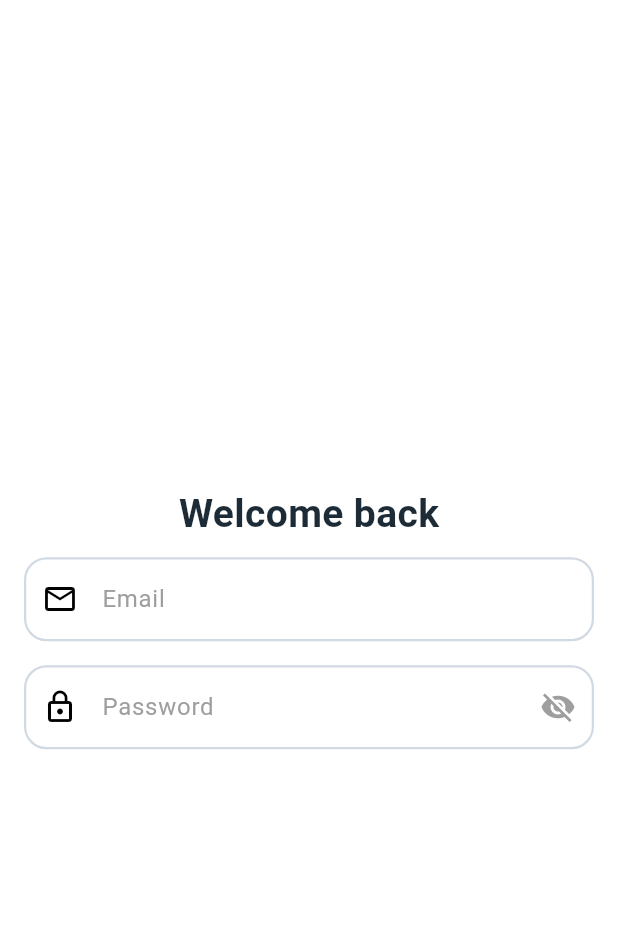
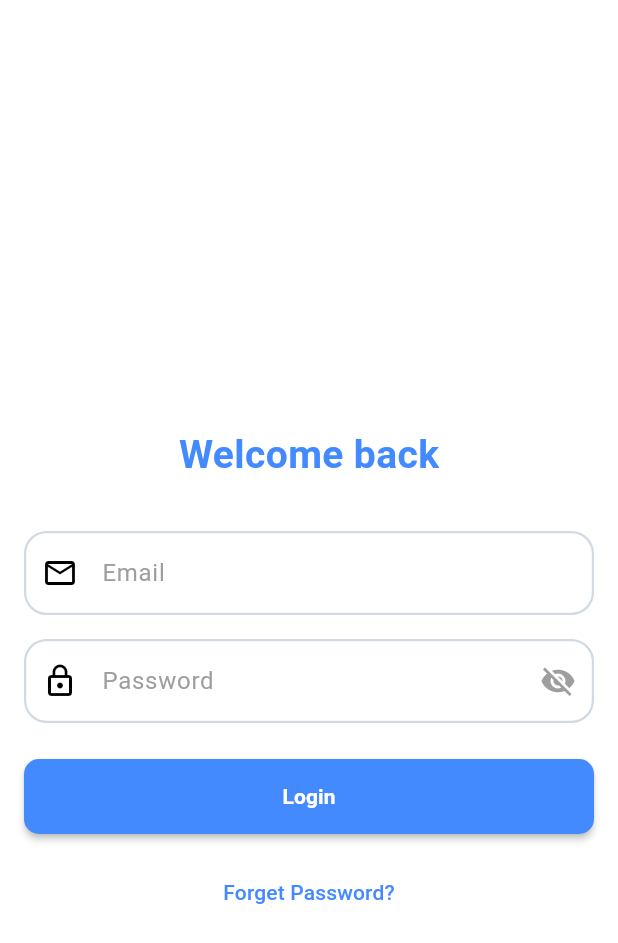
Before and after one commit to mhussien1102/learn_managment1, a Flutter app: the screen it shows after launch, after a tap on "Get Started", on a phone screen of 412 x 824 dp. Shown: the top 943 px of the screen. Run offline on Flutter 3.47's test engine with Material 3 defaults, Android fonts, the phone set to English and light mode, and no system bars.

Commit message:
finish UI in the Login screen

```diff
--- a/lib/feature/Auth/login_screen.dart
+++ b/lib/feature/Auth/login_screen.dart
@@ -8,21 +8,21 @@ class LoginScreen extends StatelessWidget {
   Widget build(BuildContext context) {
     return Scaffold(
       backgroundColor: Colors.white,
-      body: Center(
-        child: Padding(
+      body: Padding(
         padding: const EdgeInsets.symmetric(horizontal: 16.0),
         child: Column(
           mainAxisAlignment: MainAxisAlignment.center,
           children: [
+            SizedBox(height: 80),
             Text(
               "Welcome back",
               style: TextStyle(
                 fontSize: 26,
                 fontWeight: FontWeight.bold,
-                  color: Color(0xFF1C2B36),
+                color: Colors.blueAccent,
               ),
             ),
-              SizedBox(height: 10),
+            SizedBox(height: 32),
             CustomTextFiled(
               hintText: 'Email',
               prefixIcon: Icons.email_outlined,
@@ -35,8 +35,35 @@ class LoginScreen extends StatelessWidget {
               prefixIcon: Icons.lock_outline,
               isPassword: true,
             ),
+
+            SizedBox(height: 24),
+
+            MaterialButton(
+              height: 50,
+              minWidth: double.infinity,
+              color: Colors.blueAccent,
+              shape: RoundedRectangleBorder(
+                borderRadius: BorderRadius.circular(10),
+              ),
+              child: Text(
+                "Login",
+                style: TextStyle(
+                  color: Colors.white,
+                  fontWeight: FontWeight.bold,
+                ),
+              ),
+              onPressed: () {},
+            ),
+
+            SizedBox(height: 15),
+            TextButton(
+              onPressed: () {},
+              child: Text(
+                "Forget Password?",
+                style: TextStyle(color: Colors.blueAccent),
+              ),
+            ),
           ],
-          ),
         ),
       ),
     );
```
Lines whose indentation alone changed are shown as unchanged.
